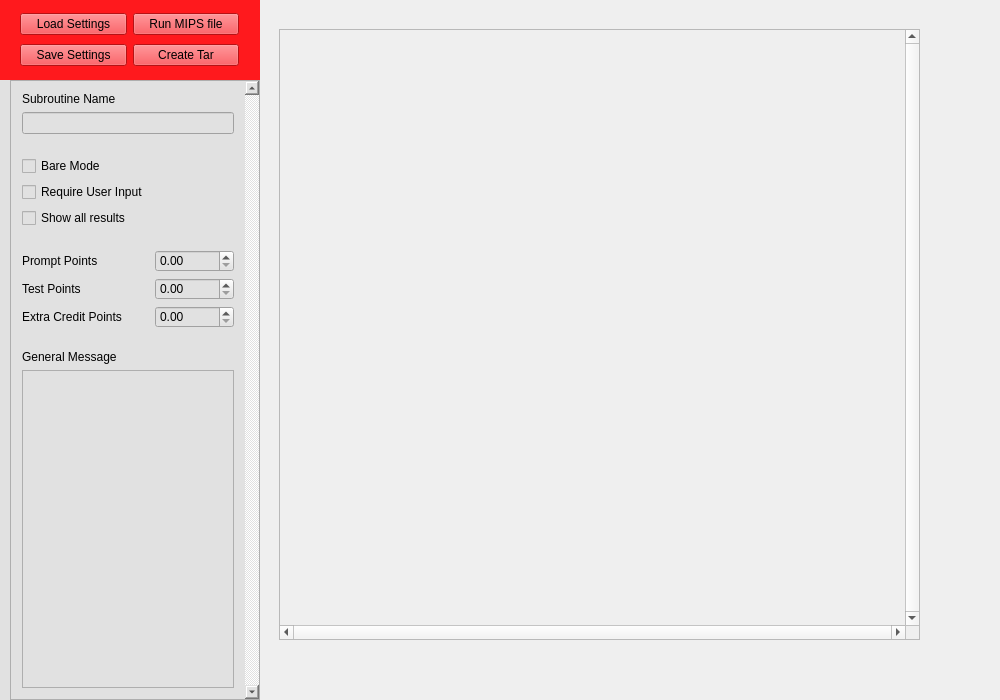
This is MIPS-creator/mainwindow.ui in iankamin/MIPS-Autograder as Qt 5 draws it before an edit. The edited form follows.
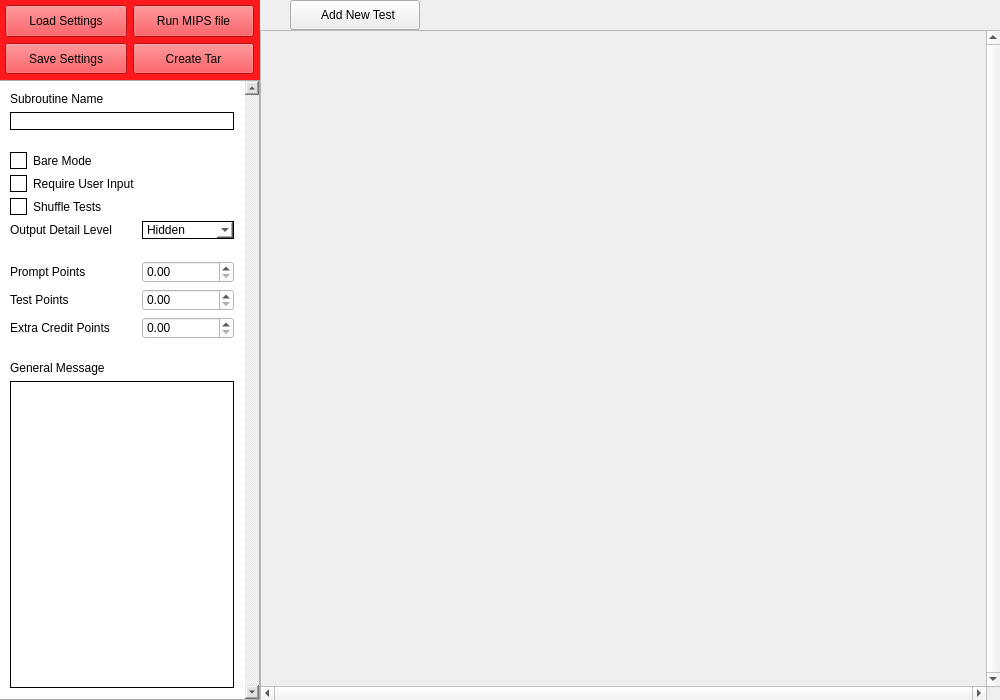
This is the edited form. Icons and pictures are not drawn.

Diff of the .ui file:
```diff
--- a/MIPS-creator/mainwindow.ui
+++ b/MIPS-creator/mainwindow.ui
@@ -50,15 +50,36 @@
      <widget class="QWidget" name="gridLayoutWidget">
       <property name="geometry">
        <rect>
-        <x>9</x>
+        <x>-1</x>
         <y>-1</y>
-        <width>241</width>
+        <width>261</width>
         <height>81</height>
        </rect>
       </property>
       <layout class="QGridLayout" name="gridLayout">
+       <property name="leftMargin">
+        <number>6</number>
+       </property>
+       <property name="topMargin">
+        <number>6</number>
+       </property>
+       <property name="rightMargin">
+        <number>6</number>
+       </property>
+       <property name="bottomMargin">
+        <number>6</number>
+       </property>
+       <property name="spacing">
+        <number>6</number>
+       </property>
        <item row="0" column="0">
         <widget class="QPushButton" name="loadSettings">
+         <property name="sizePolicy">
+          <sizepolicy hsizetype="Preferred" vsizetype="Preferred">
+           <horstretch>0</horstretch>
+           <verstretch>0</verstretch>
+          </sizepolicy>
+         </property>
          <property name="text">
           <string>Load Settings</string>
          </property>
@@ -66,6 +87,12 @@
        </item>
        <item row="0" column="1">
         <widget class="QPushButton" name="RunMips">
+         <property name="sizePolicy">
+          <sizepolicy hsizetype="Preferred" vsizetype="Preferred">
+           <horstretch>0</horstretch>
+           <verstretch>0</verstretch>
+          </sizepolicy>
+         </property>
          <property name="text">
           <string>Run MIPS file</string>
          </property>
@@ -73,6 +100,12 @@
        </item>
        <item row="1" column="0">
         <widget class="QPushButton" name="SaveSettings">
+         <property name="sizePolicy">
+          <sizepolicy hsizetype="Preferred" vsizetype="Preferred">
+           <horstretch>0</horstretch>
+           <verstretch>0</verstretch>
+          </sizepolicy>
+         </property>
          <property name="text">
           <string>Save Settings</string>
          </property>
@@ -80,6 +113,12 @@
        </item>
        <item row="1" column="1">
         <widget class="QPushButton" name="CreateTar">
+         <property name="sizePolicy">
+          <sizepolicy hsizetype="Preferred" vsizetype="Preferred">
+           <horstretch>0</horstretch>
+           <verstretch>0</verstretch>
+          </sizepolicy>
+         </property>
          <property name="text">
           <string>Create Tar</string>
          </property>
@@ -91,9 +130,9 @@
     <widget class="QScrollArea" name="scrollArea">
      <property name="geometry">
       <rect>
-       <x>10</x>
+       <x>-1</x>
        <y>80</y>
-       <width>250</width>
+       <width>261</width>
        <height>620</height>
       </rect>
      </property>
@@ -103,6 +142,12 @@
        <verstretch>255</verstretch>
       </sizepolicy>
      </property>
+     <property name="maximumSize">
+      <size>
+       <width>261</width>
+       <height>16777215</height>
+      </size>
+     </property>
      <property name="sizeIncrement">
       <size>
        <width>0</width>
@@ -112,6 +157,32 @@
      <property name="layoutDirection">
       <enum>Qt::LeftToRight</enum>
      </property>
+     <property name="styleSheet">
+      <string notr="true">QCheckBox::indicator {
+	width:15px;
+	height:15px;
+	border-width:1px;
+	border-style:solid;
+	border-color:black;
+}
+QCheckBox::indicator::unchecked{
+	background-color: rgb(255, 255, 255);
+}
+QCheckBox::indicator::checked{
+	background-color: rgb(0,0,0);
+}
+QComboBox{
+	border-style:solid;
+	border-width:1px;
+	border-color: black;
+}
+QTextEdit{
+	border-style:solid;
+	border-width:1px;
+	border-color: black;
+}
+</string>
+     </property>
      <property name="verticalScrollBarPolicy">
       <enum>Qt::ScrollBarAlwaysOn</enum>
      </property>
@@ -129,7 +200,7 @@
        <rect>
         <x>0</x>
         <y>0</y>
-        <width>234</width>
+        <width>245</width>
         <height>618</height>
        </rect>
       </property>
@@ -139,7 +210,22 @@
         <verstretch>255</verstretch>
        </sizepolicy>
       </property>
+      <property name="maximumSize">
+       <size>
+        <width>245</width>
+        <height>16777215</height>
+       </size>
+      </property>
+      <property name="styleSheet">
+       <string notr="true">background-color: rgb(255, 255, 255);</string>
+      </property>
       <layout class="QFormLayout" name="formLayout_2">
+       <property name="sizeConstraint">
+        <enum>QLayout::SetDefaultConstraint</enum>
+       </property>
+       <property name="leftMargin">
+        <number>10</number>
+       </property>
        <item row="0" column="0">
         <widget class="QLabel" name="label">
          <property name="text">
@@ -147,6 +233,19 @@
          </property>
         </widget>
        </item>
+       <item row="1" column="0" colspan="2">
+        <widget class="QLineEdit" name="subroutine_name">
+         <property name="styleSheet">
+          <string notr="true">border-style: outset;
+border-color: black;
+border-width: 1px;
+</string>
+         </property>
+         <property name="clearButtonEnabled">
+          <bool>false</bool>
+         </property>
+        </widget>
+       </item>
        <item row="2" column="0">
         <spacer name="verticalSpacer_2">
          <property name="orientation">
@@ -168,23 +267,84 @@
          <property name="text">
           <string>Bare Mode</string>
          </property>
+         <property name="checked">
+          <bool>false</bool>
+         </property>
         </widget>
        </item>
        <item row="4" column="0">
         <widget class="QCheckBox" name="RequireUserInput">
+         <property name="autoFillBackground">
+          <bool>false</bool>
+         </property>
+         <property name="styleSheet">
+          <string notr="true"/>
+         </property>
          <property name="text">
           <string>Require User Input</string>
          </property>
+         <property name="checked">
+          <bool>false</bool>
+         </property>
         </widget>
        </item>
-       <item row="5" column="0">
-        <widget class="QCheckBox" name="ShowAll">
+       <item row="5" column="0" colspan="2">
+        <widget class="QCheckBox" name="Shuffle">
          <property name="text">
-          <string>Show all results</string>
+          <string>Shuffle Tests</string>
          </property>
         </widget>
        </item>
        <item row="6" column="0">
+        <widget class="QLabel" name="label_6">
+         <property name="text">
+          <string>Output Detail Level</string>
+         </property>
+        </widget>
+       </item>
+       <item row="6" column="1">
+        <widget class="QComboBox" name="ShowLevel">
+         <property name="sizePolicy">
+          <sizepolicy hsizetype="Minimum" vsizetype="Preferred">
+           <horstretch>0</horstretch>
+           <verstretch>0</verstretch>
+          </sizepolicy>
+         </property>
+         <property name="minimumSize">
+          <size>
+           <width>0</width>
+           <height>0</height>
+          </size>
+         </property>
+         <property name="maximumSize">
+          <size>
+           <width>16777215</width>
+           <height>16777215</height>
+          </size>
+         </property>
+         <property name="styleSheet">
+          <string notr="true">background-color: rgb(255, 255, 255);
+selection-background-color: rgb(232, 232, 232);
+selection-color: rgb(118, 0, 1);</string>
+         </property>
+         <item>
+          <property name="text">
+           <string>Hidden</string>
+          </property>
+         </item>
+         <item>
+          <property name="text">
+           <string>Show Only Output</string>
+          </property>
+         </item>
+         <item>
+          <property name="text">
+           <string>Show Full Details</string>
+          </property>
+         </item>
+        </widget>
+       </item>
+       <item row="8" column="0">
         <spacer name="verticalSpacer">
          <property name="orientation">
           <enum>Qt::Vertical</enum>
@@ -200,37 +360,67 @@
          </property>
         </spacer>
        </item>
-       <item row="7" column="0">
+       <item row="9" column="0">
         <widget class="QLabel" name="label_2">
          <property name="text">
           <string>Prompt Points</string>
          </property>
         </widget>
        </item>
-       <item row="7" column="1">
-        <widget class="QDoubleSpinBox" name="PromptPoints"/>
+       <item row="9" column="1">
+        <widget class="QDoubleSpinBox" name="PromptPoints">
+         <property name="minimumSize">
+          <size>
+           <width>0</width>
+           <height>0</height>
+          </size>
+         </property>
+         <property name="specialValueText">
+          <string/>
+         </property>
+         <property name="prefix">
+          <string/>
+         </property>
+         <property name="maximum">
+          <double>999.990000000000009</double>
+         </property>
+        </widget>
        </item>
-       <item row="8" column="0">
+       <item row="10" column="0">
         <widget class="QLabel" name="label_3">
          <property name="text">
           <string>Test Points</string>
          </property>
         </widget>
        </item>
-       <item row="8" column="1">
-        <widget class="QDoubleSpinBox" name="TestPoints"/>
+       <item row="10" column="1">
+        <widget class="QDoubleSpinBox" name="TestPoints">
+         <property name="specialValueText">
+          <string/>
+         </property>
+         <property name="maximum">
+          <double>999.990000000000009</double>
+         </property>
+        </widget>
        </item>
-       <item row="9" column="0">
+       <item row="11" column="0">
         <widget class="QLabel" name="label_4">
          <property name="text">
           <string>Extra Credit Points</string>
          </property>
         </widget>
        </item>
-       <item row="9" column="1">
-        <widget class="QDoubleSpinBox" name="EC_TestPoints"/>
+       <item row="11" column="1">
+        <widget class="QDoubleSpinBox" name="EC_TestPoints">
+         <property name="specialValueText">
+          <string/>
+         </property>
+         <property name="maximum">
+          <double>999.990000000000009</double>
+         </property>
+        </widget>
        </item>
-       <item row="11" column="0">
+       <item row="13" column="0">
         <spacer name="verticalSpacer_3">
          <property name="orientation">
           <enum>Qt::Vertical</enum>
@@ -246,14 +436,14 @@
          </property>
         </spacer>
        </item>
-       <item row="12" column="0">
+       <item row="14" column="0">
         <widget class="QLabel" name="label_5">
          <property name="text">
           <string>General Message</string>
          </property>
         </widget>
        </item>
-       <item row="13" column="0" colspan="2">
+       <item row="15" column="0" colspan="2">
         <widget class="QTextEdit" name="message">
          <property name="sizePolicy">
           <sizepolicy hsizetype="Expanding" vsizetype="Minimum">
@@ -263,9 +453,6 @@
          </property>
         </widget>
        </item>
-       <item row="1" column="0" colspan="2">
-        <widget class="QLineEdit" name="subroutine_name"/>
-       </item>
       </layout>
      </widget>
     </widget>
@@ -273,12 +460,21 @@
    <widget class="QScrollArea" name="testScroll">
     <property name="geometry">
      <rect>
-      <x>279</x>
-      <y>29</y>
-      <width>641</width>
-      <height>611</height>
+      <x>260</x>
+      <y>30</y>
+      <width>741</width>
+      <height>671</height>
      </rect>
     </property>
+    <property name="sizePolicy">
+     <sizepolicy hsizetype="Preferred" vsizetype="Preferred">
+      <horstretch>0</horstretch>
+      <verstretch>0</verstretch>
+     </sizepolicy>
+    </property>
+    <property name="styleSheet">
+     <string notr="true"/>
+    </property>
     <property name="verticalScrollBarPolicy">
      <enum>Qt::ScrollBarAlwaysOn</enum>
     </property>
@@ -293,17 +489,67 @@
       <rect>
        <x>0</x>
        <y>0</y>
-       <width>625</width>
-       <height>595</height>
+       <width>725</width>
+       <height>655</height>
       </rect>
      </property>
-     <layout class="QVBoxLayout" name="verticalLayout_5">
-      <item>
-       <layout class="QVBoxLayout" name="allTests"/>
-      </item>
+     <property name="sizePolicy">
+      <sizepolicy hsizetype="Preferred" vsizetype="Preferred">
+       <horstretch>0</horstretch>
+       <verstretch>0</verstretch>
+      </sizepolicy>
+     </property>
+     <property name="sizeIncrement">
+      <size>
+       <width>2</width>
+       <height>0</height>
+      </size>
+     </property>
+     <layout class="QVBoxLayout" name="allTests">
+      <property name="spacing">
+       <number>0</number>
+      </property>
+      <property name="sizeConstraint">
+       <enum>QLayout::SetNoConstraint</enum>
+      </property>
+      <property name="leftMargin">
+       <number>0</number>
+      </property>
+      <property name="topMargin">
+       <number>6</number>
+      </property>
+      <property name="rightMargin">
+       <number>0</number>
+      </property>
+      <property name="bottomMargin">
+       <number>0</number>
+      </property>
      </layout>
     </widget>
    </widget>
+   <widget class="QPushButton" name="AddTestButton">
+    <property name="geometry">
+     <rect>
+      <x>290</x>
+      <y>0</y>
+      <width>130</width>
+      <height>30</height>
+     </rect>
+    </property>
+    <property name="text">
+     <string>  Add New Test</string>
+    </property>
+    <property name="icon">
+     <iconset>
+      <normaloff>Icons/add.png</normaloff>Icons/add.png</iconset>
+    </property>
+    <property name="iconSize">
+     <size>
+      <width>25</width>
+      <height>25</height>
+     </size>
+    </property>
+   </widget>
   </widget>
  </widget>
  <layoutdefault spacing="6" margin="11"/>
```
